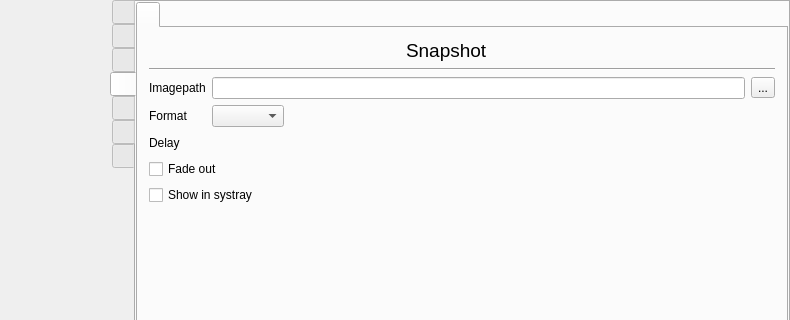
vkohaupt/vokoscreenNG, file src/formMainWindow.ui: the form before one commit; both pictures show x 0 to 790 and y 0 to 320 of the 790 by 500 pixel window.
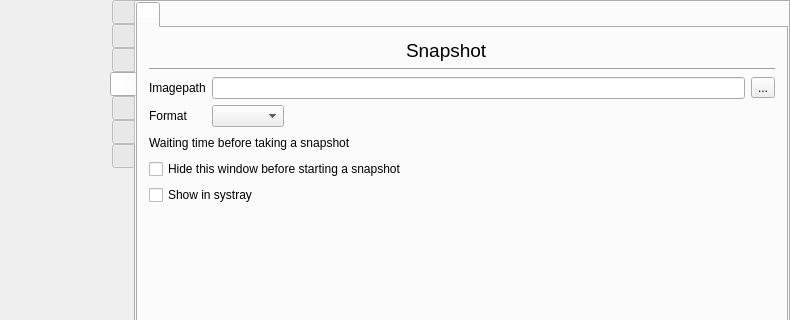
The form after the commit. The open tabs and pages were chosen to show the change. Icons and pictures are not drawn.

```diff
--- a/src/formMainWindow.ui
+++ b/src/formMainWindow.ui
@@ -4351,23 +4351,6 @@
                   </property>
                  </widget>
                 </item>
-                <item row="4" column="1">
-                 <layout class="QHBoxLayout" name="horizontalLayout_59">
-                  <item>
-                   <spacer name="horizontalSpacer_42">
-                    <property name="orientation">
-                     <enum>Qt::Horizontal</enum>
-                    </property>
-                    <property name="sizeHint" stdset="0">
-                     <size>
-                      <width>40</width>
-                      <height>20</height>
-                     </size>
-                    </property>
-                   </spacer>
-                  </item>
-                 </layout>
-                </item>
                 <item row="2" column="1">
                  <widget class="QLineEdit" name="lineEditSnapshotImagePath">
                   <property name="readOnly">
@@ -4416,20 +4399,37 @@
                   </property>
                  </widget>
                 </item>
-                <item row="4" column="0">
-                 <widget class="QLabel" name="label_59">
-                  <property name="text">
-                   <string>Delay</string>
-                  </property>
-                 </widget>
-                </item>
                 <item row="5" column="0" colspan="2">
                  <widget class="QCheckBox" name="checkBoxSnapshotHideBeforeRecording">
                   <property name="text">
-                   <string>Fade out</string>
+                   <string>Hide this window before starting a snapshot</string>
                   </property>
                  </widget>
                 </item>
+                <item row="4" column="0" colspan="2">
+                 <layout class="QHBoxLayout" name="horizontalLayout_59">
+                  <item>
+                   <widget class="QLabel" name="label_59">
+                    <property name="text">
+                     <string>Waiting time before taking a snapshot</string>
+                    </property>
+                   </widget>
+                  </item>
+                  <item>
+                   <spacer name="horizontalSpacer_42">
+                    <property name="orientation">
+                     <enum>Qt::Horizontal</enum>
+                    </property>
+                    <property name="sizeHint" stdset="0">
+                     <size>
+                      <width>40</width>
+                      <height>20</height>
+                     </size>
+                    </property>
+                   </spacer>
+                  </item>
+                 </layout>
+                </item>
                </layout>
               </item>
               <item>
```
Left out of the diff: 8 changed lines with no effect on the pictures.
